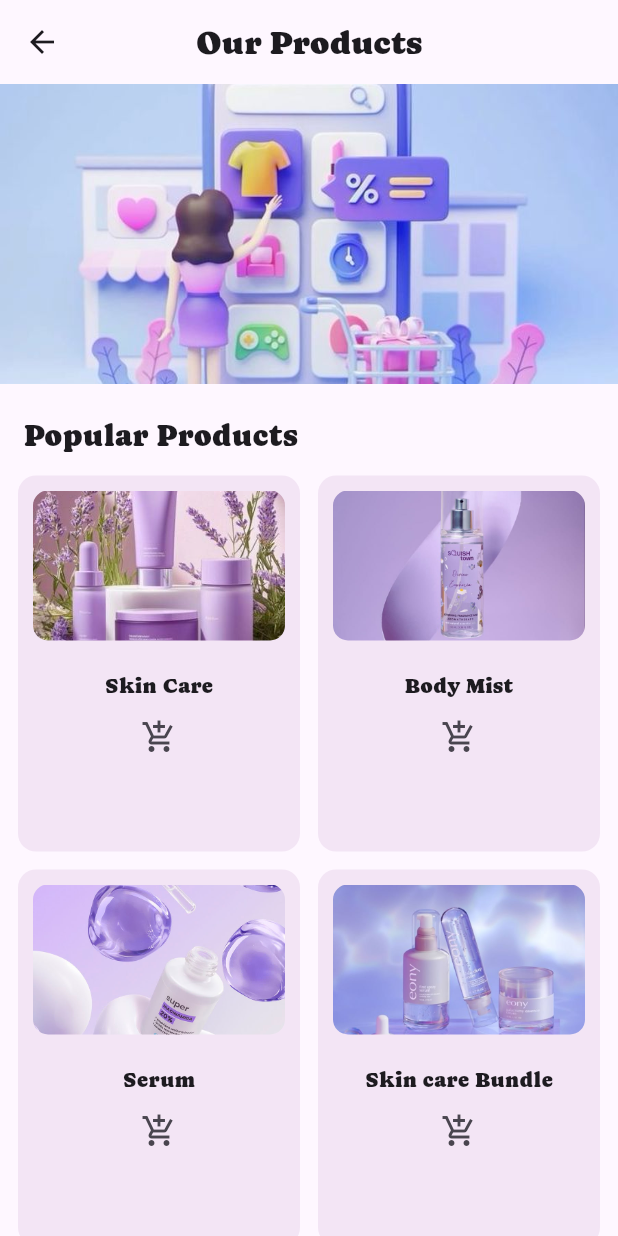
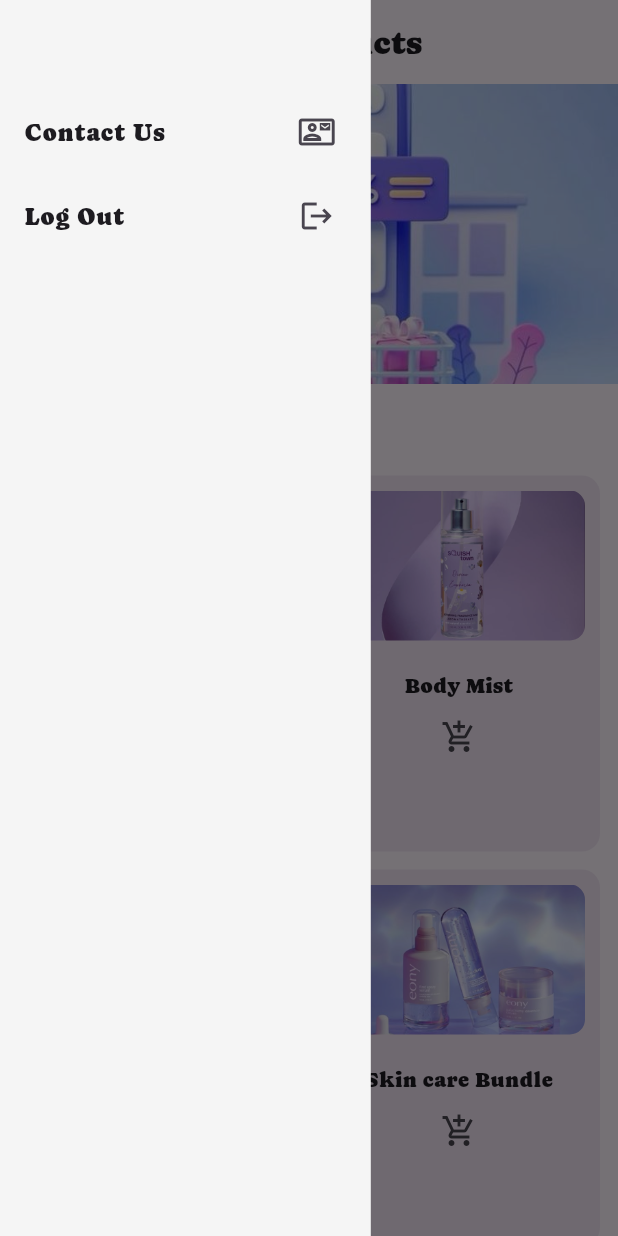
Before and after one commit to klarasameh1/ShoppingApp-SprintsUp, a Flutter app: the HomePage screen opened directly, with the side drawer open (before the commit the screen has no drawer), on a phone screen of 412 x 824 dp. Run offline on Flutter 3.47's test engine with Material 3 defaults, Android fonts, the phone set to English and light mode, and no system bars.

Commit message:
added drawer

```diff
--- a/lib/pages/home_page.dart
+++ b/lib/pages/home_page.dart
@@ -44,6 +44,30 @@ class HomePage extends StatelessWidget {
         centerTitle: true,
         backgroundColor: Colors.transparent
       ),
+      drawer: Container(
+        color: Colors.grey.shade100,
+        width: MediaQuery.of(context).size.width*0.6,
+        child: ListView(
+          children: [
+            SizedBox(height: 60),
+            ListTile(
+              title: Text("Contact Us"),
+              trailing: Icon(Icons.contact_mail_outlined),
+            ),
+            ListTile(
+              onTap: (){
+                Navigator.of(context).pop();
+                Navigator.of(context).pop();
+                Navigator.of(context).pop();
+
+              },
+              title: Text("Log Out"),
+              trailing: Icon(Icons.logout),
+            ),
+
+          ],
+        ),
+      ) ,
 
       body: SingleChildScrollView(
         child: Column(
@@ -78,7 +102,7 @@ class HomePage extends StatelessWidget {
               child: GridView.builder(
                   physics: NeverScrollableScrollPhysics(),
                   shrinkWrap: true,
-                itemCount: 4,
+                itemCount: products.length,
                 gridDelegate: SliverGridDelegateWithFixedCrossAxisCount(
                   crossAxisCount: 2,
                   crossAxisSpacing: 12,
@@ -103,7 +127,7 @@ class HomePage extends StatelessWidget {
             Padding(
               padding: const EdgeInsets.symmetric(horizontal: 16.0),
               child: Text(
-                "🔥Hot Offers",
+                "Hot Offers",
                 style: TextStyle(fontSize: 20),
               ),
             ),
```
